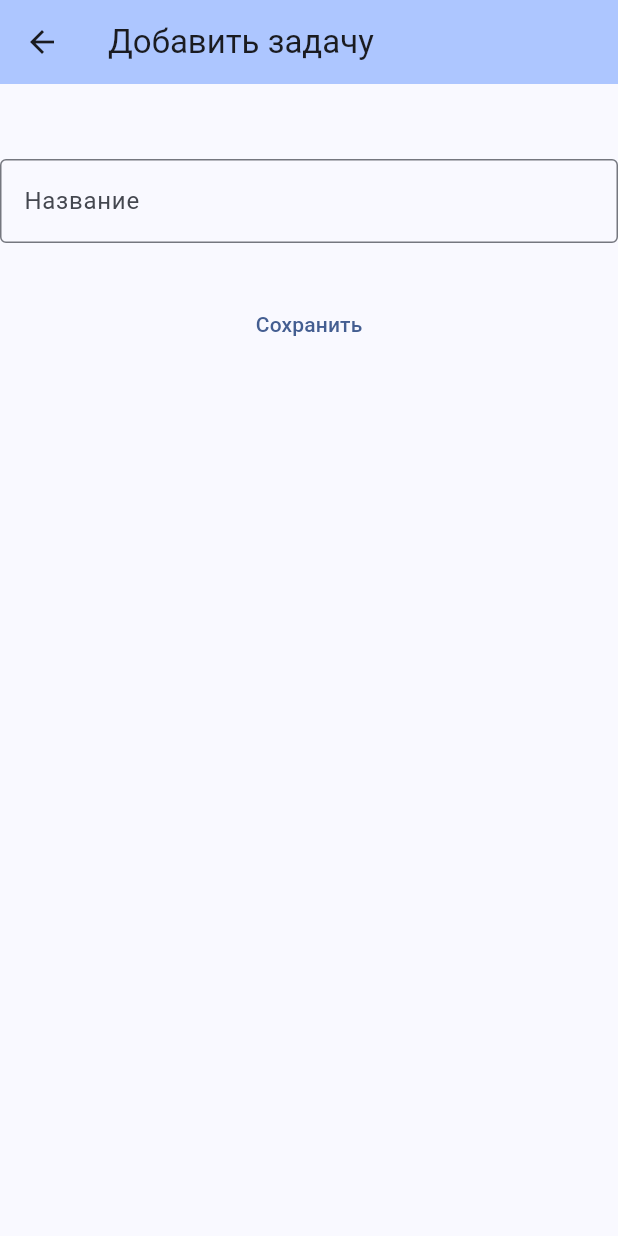
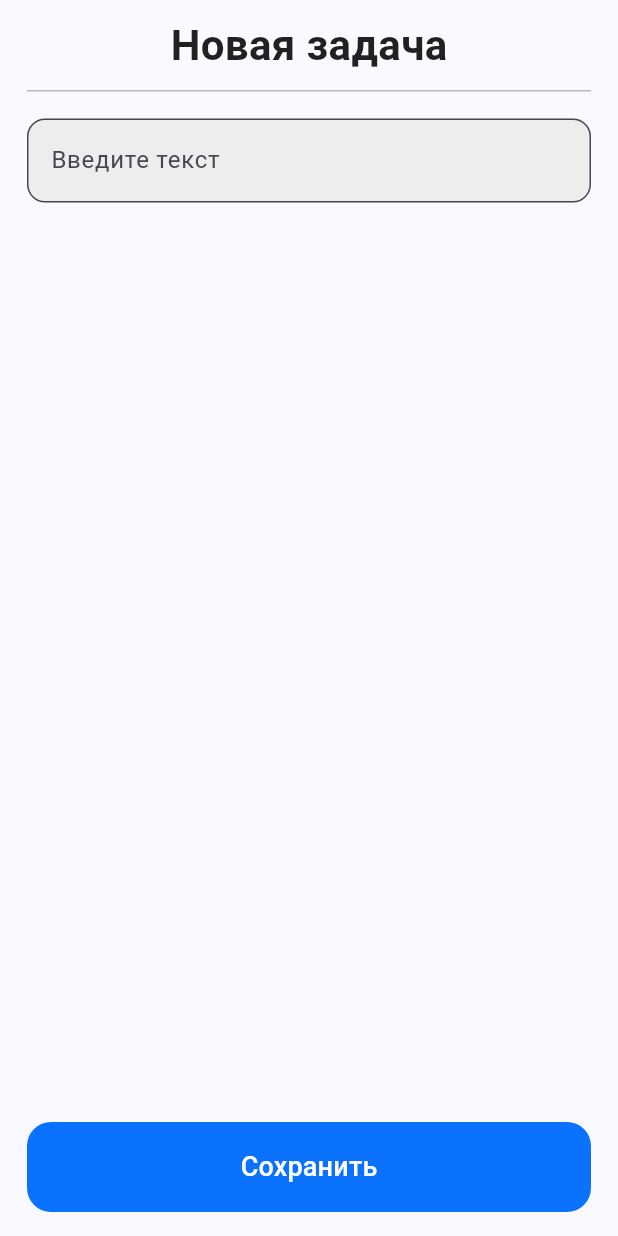
Before and after one commit to Aziza580/homework1_month3, a Flutter app: the MyHomePage screen opened directly, after a tap on the "add" icon, on a phone screen of 412 x 824 dp. Run offline on Flutter 3.47's test engine with Material 3 defaults, Android fonts, the phone set to English and light mode, and no system bars; our stand-ins replace flutter_bloc.

Commit message:
https://github.com/Aziza580/homework1_month3.git

```diff
--- /dev/null
+++ b/lib/add/add_state.dart
@@ -0,0 +1,16 @@
+class AddState {
+  final bool isSaved;
+  final String? errorText;
+
+  const AddState({required this.isSaved, this.errorText});
+
+//Начальное состояние
+  factory AddState.initial() => const AddState(isSaved: false, errorText: null);
+
+  AddState copyWith({
+    bool? isSaved,
+    String? errorText,
+  }) {
+    return AddState(isSaved: isSaved ?? this.isSaved, errorText: errorText);
+  }
+}
--- a/lib/add/add_todo_page.dart
+++ b/lib/add/add_todo_page.dart
@@ -1,8 +1,13 @@
 import 'package:flutter/material.dart';
+import 'package:to_do_list_month3/add/add_state.dart';
 import 'dart:async';
+import 'package:to_do_list_month3/add/add_view_model.dart';
+import 'package:to_do_list_month3/database/todo_repository.dart';
+import 'package:flutter_bloc/flutter_bloc.dart';
 
-class AddTodoPage extends StatefulWidget {
-  const AddTodoPage({super.key});
+class AddTodoPage extends StatefulWidget{
+  final TodoRepository repo;
+  const AddTodoPage({super.key, required this.repo});
 
   @override
   State<StatefulWidget> createState() => _AddTodoPage();
@@ -11,52 +16,101 @@ class AddTodoPage extends StatefulWidget {
 class _AddTodoPage extends State<AddTodoPage> {
   TextEditingController _textEditingController = TextEditingController();
   late Timer _timer;
-
+  late final AddCubit cubit;
 
   @override
   void initState() {
-    // TODO: implement initState
     super.initState();
-    //Срабатывает один раз и инициализируем задачу
-    //К примеру: запрашивать данные с сервера, локально с б.д.
-    //
-    print('AddTodoPage - initState');
     _timer = Timer.periodic(const Duration(seconds: 1), (_) {
       final date = DateTime.now();
-      print('${date.minute}:${date.second}');
+      print("${date.minute}:${date.second}");
     });
+    final vm = AddViewModel(repo: widget.repo);
+    cubit = AddCubit(vm: vm);
+
   }
 
   @override
   void didChangeDependencies() {
     // TODO: implement didChangeDependencies
     super.didChangeDependencies();
-    //Когда меняется тема, язык приложения
-    print('AddTodoPages - didChangeDependecies');
+    print("AddTodoPage - didChangeDependecies");
   }
 
   @override
   Widget build(BuildContext context) {
-    //Рисует нам ui и срабвтывает постоянно при
-    print('AddTodoPage - build');
-   return Scaffold(
-    appBar: AppBar(
-      backgroundColor: Theme.of(context).colorScheme.inversePrimary,
-      title: Text('Добавить задачу'),
+    print("AddTodoPage - build");
+    return BlocProvider(
+      create: (_) => cubit,
+      child: BlocListener<AddCubit, AddState>(
+        listener: (context, state) {
+          if (state.isSaved) {
+            Navigator.of(context).pop(true);
+          }
+        },
+     child: Scaffold(
+      body: SafeArea(
+        child: Padding(padding: const EdgeInsets.symmetric(horizontal: 18),
+        child: Column(
+          children: [
+            const SizedBox(height: 10),
+              const Text(
+                'Новая задача',
+                style: TextStyle(
+                  fontSize: 28,
+                  fontWeight: FontWeight.w600,
+                  color: Colors.black87,
                 ),
-    body:  Column(
-      children: [
-        SizedBox(height: 50),
-        TextField(
+              ),
+              const SizedBox(height: 10),
+              Container(height: 1, color: Colors.black26),
+              const SizedBox(height: 18),
+
+              BlocBuilder<AddCubit, AddState> (
+                builder: (context, state) {
+                  return TextField(
                     controller: _textEditingController,
                     decoration: InputDecoration(
-            border: OutlineInputBorder(),
-            labelText: 'Название',
+                      hintText: 'Введите текст',
+                      filled: true,
+                      fillColor: const Color(0xFFEDEDED),
+                      errorText: state.errorText,
+                      border: OutlineInputBorder(
+                        borderRadius: BorderRadius.circular(12),
                         ),
                     ),
-        SizedBox(height: 30),
-        TextButton(onPressed: () => Navigator.of(context).pop(_textEditingController.text), child: Text('Сохранить')),
+                  );
+                },
+                ),
+
+           const Spacer(),
+           SizedBox(
+                width: double.infinity,
+                height: 60,
+                child: ElevatedButton.icon(
+                  onPressed: () {
+                   context.read<AddCubit>().save(_textEditingController.text);
+                  },
+                  label: const Text(
+                    'Сохранить',
+                    style: TextStyle(fontSize: 18, fontWeight: FontWeight.w500),
+                  ),
+                  style: ElevatedButton.styleFrom(
+                    backgroundColor: const Color(0xFF0A72FF),
+                    foregroundColor: Colors.white,
+                    shape: RoundedRectangleBorder(
+                      borderRadius: BorderRadius.circular(16),
+                    ),
+                    elevation: 0,
+                  ),
+                ),
+              ),
+              const SizedBox(height: 16)
           ],
+        ),
+        ),
+        ),
+    ),
     ),
     );
   }
@@ -65,25 +119,23 @@ class _AddTodoPage extends State<AddTodoPage> {
   void didUpdateWidget(covariant AddTodoPage oldWidget) {
     // TODO: implement didUpdateWidget
     super.didUpdateWidget(oldWidget);
-    print('AddTodoPage - didUpdateWidget');
+    print("AddTodoPage - didUpdateWidget");
   }
 
   @override
   void deactivate() {
     // TODO: implement deactivate
     super.deactivate();
-    //НЕ используется
-    print('AddTodoPage - deactivate');
+    print("AddTodoPage - deactivate");
   }
 
   @override
   void dispose() {
     // TODO: implement dispose
     super.dispose();
-    //Здесь выключаем все таймеры, подписки (Stream)
     //Закрывать все фоновые задачи
-    print('AddTodoPage - dispose');
+    print("AddTodoPage - dispose");
     _timer.cancel();
-    _textEditingController.clear();
+    _textEditingController.dispose();
   }
 }
--- /dev/null
+++ b/lib/add/add_view_model.dart
@@ -0,0 +1,35 @@
+import 'package:to_do_list_month3/add/add_state.dart';
+import 'package:to_do_list_month3/database/todo_repository.dart';
+import 'package:to_do_list_month3/todo.dart';
+import 'package:flutter_bloc/flutter_bloc.dart';
+
+class AddViewModel {
+  final TodoRepository repo;
+
+  const AddViewModel({required this.repo});
+
+  Future<void> save(String title) async {
+    final newTodo = Todo(
+      id: DateTime.now().microsecondsSinceEpoch,
+      title: title,
+      date: '18.02.28',
+      isDone: false);
+      await repo.addTodo(newTodo);
+  }
+}
+
+class AddCubit extends Cubit<AddState> {
+  final AddViewModel vm;
+
+  AddCubit({required this.vm}) : super(AddState.initial());
+
+  Future<void> save(String text) async {
+    if (text.isEmpty) {
+      emit(state.copyWith(errorText: 'Заполните поле'));
+      return;
+    }
+    await vm.save(text);
+
+    emit(state.copyWith(isSaved: true, errorText: null));
+  }
+}
--- a/lib/home/home_page.dart
+++ b/lib/home/home_page.dart
@@ -1,8 +1,15 @@
 import 'package:flutter/material.dart';
 import 'package:to_do_list_month3/add/add_todo_page.dart';
+import 'package:to_do_list_month3/database/app_database.dart';
+import 'package:to_do_list_month3/database/todo_repository.dart';
+import 'package:to_do_list_month3/home/home_state.dart';
+import 'package:to_do_list_month3/home/home_view_model.dart';
+import 'package:flutter_bloc/flutter_bloc.dart';
+import 'todo_tile.dart';
 
 class MyHomePage extends StatefulWidget {
   const MyHomePage({super.key, required this.title});
+
   final String title;
 
   @override
@@ -10,126 +17,211 @@ class MyHomePage extends StatefulWidget {
 }
 
 class _MyHomePageState extends State<MyHomePage> {
-  int _counter = 0;
-  final List<Task> tasks = []; //[] - изначально пустой список
-  final String date = '10.02.26';
-
-  void _incrementCounter() {
-    setState(() {
-      _counter++;
-    });
-  }
+  late final HomeCubit cubit;
+  late final TodoRepositoryImpl repo;
 
   @override
-  Widget build(BuildContext context) {
-    print('MyHomepage - build');
-    return Scaffold(
-      appBar: AppBar(
-        backgroundColor: Theme.of(context).colorScheme.inversePrimary,
-        title: Text(widget.title),
-      ),
-      body: ListView.builder(
-        padding: const EdgeInsets.all(12),
-        itemCount: tasks.length, //Сколько задач
-        itemBuilder: (context, index) {
-          final task = tasks [index];
-
-          return Card(
-            color: Colors.blueAccent,
-            child: Padding(
-              padding: EdgeInsets.all(15),
-              child: Column(
-                  crossAxisAlignment: CrossAxisAlignment.start,
-                  children: [
-                    Text(task.title, style: TextStyle(decoration: task.isDone ? TextDecoration.lineThrough : TextDecoration.none, fontSize: 20, color: Colors.white),
-                    ), //TextDecoration.lineThrough - это зачеркивает текст
-                    Text(task.date, style: TextStyle(fontSize: 12,color: Colors.white),
-                    ),
-                    SizedBox(height: 10),
-
-                     //ElevatedButton.icon(
-                     FloatingActionButton(
-                        onPressed: () {
-                          setState(() {
-                            tasks[index].isDone = !tasks[index].isDone;
-                          });
-                        },//icon
-                         child: Icon(task.isDone ? Icons.check_box : Icons.check_box_outline_blank),
-                         //task.isDone - меняется только эта задача, а не все
-                        //label: Text(''),
-                        //style: ElevatedButton.styleFrom(
-                        //),
-                        //),
-                     ),
-                  ],
-                ),
-              ),
-          );
-        },
-        ),
-      floatingActionButton: FloatingActionButton(
-        child: const Icon(Icons.add),
-        onPressed: () async {
-    final result = await Navigator.of(context).push(MaterialPageRoute(builder: (_) => const AddTodoPage()),
-    );
-    //push - открывает экран
-    //pop - закрывает экран и возвращает данные
-    //await - главеый экран ждет результат
-    if (result != null) {
-      setState(() {
-        tasks.add(
-          Task(
-            title: result,
-            date: '10.02.26')
-        );
-      });
-    }
-        }
-      ),
-    );
-  }
-
-   @override
   void initState() {
     // TODO: implement initState
     super.initState();
-    print('MyHomePage - initState');
+    final db = AppDatabase();
+    repo = TodoRepositoryImpl(db);
+    final vm = HomeViewModel(repo: repo);
+    cubit = HomeCubit(vm: vm);
+    //View попросил список
+    cubit.fetchList();
   }
 
   @override
   void didChangeDependencies() {
     // TODO: implement didChangeDependencies
     super.didChangeDependencies();
-    print('MyHomePage - didChangeDependecies');
+    //Когда меняется тема, язык приложения
+    print("MyHomePage - didChangeDependencies");
+  }
+
+  @override
+  Widget build(BuildContext context) {
+    return BlocProvider.value(
+      value: cubit,
+      child: Scaffold(
+      //   appBar: AppBar(
+      //   title: Text("Мои задачи"),
+      // ),
+       body: BlocBuilder<HomeCubit, HomeState>(
+        builder: (context, state) {
+          if (state.isEmpty) {
+            return Center(child: Text("У вас ни одной задачи!"));
+          }
+
+            return Scaffold(
+        body: SafeArea(
+          child: Padding(padding: const EdgeInsets.symmetric(horizontal: 18),
+          child: Column(
+            children: [
+              const SizedBox(height: 10),
+              const Text(
+                'Мои задачи',
+                style: TextStyle(
+                  fontSize: 28,
+                  fontWeight: FontWeight.w600,
+                  color: Colors.black87,
+                ),
+              ),
+              const SizedBox(height: 10),
+              Container(height: 1, color: Colors.black26),
+              const SizedBox(height: 18),
+
+              Expanded(
+                child: ListView.separated(
+                  itemCount: state.items.length,
+                  separatorBuilder: (_, __) => const SizedBox(height: 14),
+                  itemBuilder: (context, index) {
+                    final todoItem = state.items[index];
+                    return TodoTile(
+                      title: todoItem.title,
+                      dateText: todoItem.date,
+                      isDone: todoItem.isDone,
+                      onChanged: (v) {
+                       // setState(() => todoItem.isFinished = v;
+                      }
+                      );
+                  },
+                )
+                ),
+                const SizedBox(height: 14),
+              SizedBox(
+                width: double.infinity,
+                height: 60,
+                // child: ElevatedButton.icon(
+                //   onPressed: () {
+                //     _navigateToAddTodoPage(context);
+                //   },
+                //   icon: const Icon(Icons.add, size: 26),
+                //   label: const Text(
+                //     'Добавить задачу',
+                //     style: TextStyle(fontSize: 18, fontWeight: FontWeight.w500),
+                //   ),
+                //   style: ElevatedButton.styleFrom(
+                //     backgroundColor: const Color(0xFF0A72FF),
+                //     foregroundColor: Colors.white,
+                //     shape: RoundedRectangleBorder(
+                //       borderRadius: BorderRadius.circular(16),
+                //     ),
+                //     elevation: 0,
+                //   ),
+                // ),
+              ),
+              const SizedBox(height: 16),
+            ],
+          ),
+          )
+          ),
+          floatingActionButton: FloatingActionButton(
+            backgroundColor: Colors.blue,
+            child: const Icon(Icons.add, color: Colors.white),
+            onPressed: () async {
+              final result = await Navigator.push(
+                context,
+                MaterialPageRoute(builder: (_) => AddTodoPage(repo: repo),
+              ),
+              );
+              if (result == true) {
+                setState(() {
+                cubit.fetchList();
+                });
+              }
+            },
+            ),
+       );
+        },
+      ),
+      ),
+      );
+
+      //  return Scaffold(
+      //   body: SafeArea(
+      //     child: Padding(padding: const EdgeInsets.symmetric(horizontal: 18),
+      //     child: Column(
+      //       children: [
+      //         const SizedBox(height: 10),
+      //         const Text(
+      //           'Мои задачи',
+      //           style: TextStyle(
+      //             fontSize: 28,
+      //             fontWeight: FontWeight.w600,
+      //             color: Colors.black87,
+      //           ),
+      //         ),
+      //         const SizedBox(height: 10),
+      //         Container(height: 1, color: Colors.black26),
+      //         const SizedBox(height: 18),
+
+      //         Expanded(
+      //           child: ListView.separated(
+      //             itemCount: _todoList.length,
+      //             separatorBuilder: (_, __) => const SizedBox(height: 14),
+      //             itemBuilder: (context, index) {
+      //               final todoItem = _todoList[index];
+      //               return TodoTile(
+      //                 title: todoItem.title,
+      //                 dateText: todoItem.date,
+      //                 isDone: todoItem.isDone,
+      //                 onChanged: (v) {
+      //                  // setState(() => todoItem.isFinished = v;
+      //                 }
+      //                 );
+      //             },
+      //           )
+      //           ),
+      //           const SizedBox(height: 14),
+      //         SizedBox(
+      //           width: double.infinity,
+      //           height: 60,
+      //           child: ElevatedButton.icon(
+      //             onPressed: () {
+      //               _navigateToAddTodoPage(context);
+      //             },
+      //             icon: const Icon(Icons.add, size: 26),
+      //             label: const Text(
+      //               'Добавить задачу',
+      //               style: TextStyle(fontSize: 18, fontWeight: FontWeight.w500),
+      //             ),
+      //             style: ElevatedButton.styleFrom(
+      //               backgroundColor: const Color(0xFF0A72FF),
+      //               foregroundColor: Colors.white,
+      //               shape: RoundedRectangleBorder(
+      //                 borderRadius: BorderRadius.circular(16),
+      //               ),
+      //               elevation: 0,
+      //             ),
+      //           ),
+      //         ),
+      //         const SizedBox(height: 16),
+      //       ],
+      //     ),
+      //     )
+      //     ),
+      //  );
   }
 
   @override
   void didUpdateWidget(covariant MyHomePage oldWidget) {
-    // TODO: implement didUpdateWidget
     super.didUpdateWidget(oldWidget);
-    print('MyHomePage - didUpdateWidget');
+    print("MyHomePage - didUpdateWidget");
   }
 
   @override
   void deactivate() {
-    // TODO: implement deactivate
     super.deactivate();
-    print('MyHomePage - deactivate');
+    //НЕ используется
+    print("MyHomePage - deactivate");
   }
 
   @override
   void dispose() {
-    // TODO: implement dispose
     super.dispose();
-    print('MyHomePage - dispose');
+    //Здесь выключаем все таймеры, подписки (Stream)
+    print("MyHomePage - dispose");
   }
-
 }
-
-class Task {
-  final String title;
-  final String date;
-  bool isDone;
-
-  Task({required this.title, required this.date, this.isDone = false});
-}
--- /dev/null
+++ b/lib/home/home_view_model.dart
@@ -0,0 +1,37 @@
+import 'package:to_do_list_month3/database/todo_repository.dart';
+import 'package:to_do_list_month3/home/home_state.dart';
+import 'package:to_do_list_month3/todo.dart';
+import 'package:flutter_bloc/flutter_bloc.dart';
+
+//описываем viewModel
+class HomeViewModel {
+  final TodoRepository repo;
+
+  HomeViewModel({required this.repo});
+
+  Future<List<Todo>> fetchList() => repo.getList();
+
+}
+
+//Подвязываем viewMODEL с состоянием
+class HomeCubit extends Cubit<HomeState> {
+  final HomeViewModel vm;
+
+//При инициализации cubit фиксируем первоначальное состояние
+  HomeCubit({required this.vm}) : super(HomeState.initial());
+
+  Future<void> fetchList() async {
+    try {
+      final items = await vm.fetchList();
+      if (items.isEmpty) {
+      //поменять состояние
+      emit(state.copyWith(items: items, isEmpty: true));
+    } else {
+      //поменять состояние
+      emit(state.copyWith(items: items, isEmpty: false));
+    }
+    } catch (e){
+      //TODO: добавить состояние ошибки
+  }
+  }
+}
--- /dev/null
+++ b/lib/home/todo_tile.dart
@@ -0,0 +1,97 @@
+import 'package:flutter/material.dart';
+
+class TodoTile extends StatelessWidget {
+  final String title;
+  final String dateText;
+  final bool isDone;
+  final ValueChanged<bool> onChanged;
+
+  const TodoTile({
+    super.key,
+    required this.title,
+    required this.dateText,
+    required this.isDone,
+    required this.onChanged,
+  });
+
+  @override
+  Widget build(BuildContext context) {
+    return Container(
+      height: 74,
+      padding: const EdgeInsets.symmetric(horizontal: 16),
+      decoration: BoxDecoration(
+        color: const Color(0xFF0A72FF),
+        borderRadius: BorderRadius.circular(16),
+      ),
+      child: Row(
+        children: [
+          _SquareCheckbox(
+            value: isDone,
+            onChanged: onChanged,
+          ),
+          const SizedBox(width: 14),
+
+          Expanded(
+            child: Text(
+              title,
+              maxLines: 1,
+              overflow: TextOverflow.ellipsis,
+              style: TextStyle(
+                fontSize: 18,
+                color: Colors.white,
+                decoration: isDone ? TextDecoration.lineThrough : null,
+                decorationColor: Colors.white,
+                decorationThickness: 2,
+              ),
+            ),
+          ),
+
+          const SizedBox(width: 10),
+          Row(
+            mainAxisSize: MainAxisSize.min,
+            children: [
+              const Icon(Icons.calendar_month, color: Colors.white, size: 18),
+              const SizedBox(width: 6),
+              Text(
+                dateText,
+                style: const TextStyle(
+                  color: Colors.white,
+                  fontSize: 14,
+                  fontWeight: FontWeight.w500,
+                ),
+              ),
+            ],
+          ),
+        ],
+      ),
+    );
+  }
+}
+
+
+class _SquareCheckbox extends StatelessWidget {
+  final bool value;
+  final ValueChanged<bool> onChanged;
+
+  const _SquareCheckbox({required this.value, required this.onChanged});
+
+  @override
+  Widget build(BuildContext context) {
+    return InkWell(
+      borderRadius: BorderRadius.circular(6),
+      onTap: () => onChanged(!value),
+      child: Container(
+        width: 28,
+        height: 28,
+        decoration: BoxDecoration(
+          color: const Color(0xFFEDEDED),
+          borderRadius: BorderRadius.circular(6),
+          border: Border.all(color: Colors.black87, width: 2),
+        ),
+        child: value
+            ? const Icon(Icons.check, size: 20, color: Colors.black87)
+            : null,
+      ),
+    );
+  }
+}
--- /dev/null
+++ b/lib/todo.dart
@@ -0,0 +1,18 @@
+class Todo {
+  final int id;
+  final String title;
+  final String date;
+  final bool isDone;
+ // ColorRgb color = ColorRgb(r: 245, b: 44, g: 100, alpha: 1);
+
+ const Todo({required this.id, required this.title, required this.date, required this.isDone});
+}
+
+class ColorRgb {
+  final int r;
+  final int g;
+  final int b;
+  final int alpha;
+
+  const ColorRgb({required this.r, required this.b, required this.g, required this.alpha});
+}
--- a/pubspec.yaml
+++ b/pubspec.yaml
@@ -14,6 +14,7 @@ dev_dependencies:
   flutter_test:
     sdk: flutter
   flutter_lints: ^6.0.0
+  flutter_bloc: ^9.1.1
 
 flutter:
   uses-material-design: true
```
Also changed, not shown: lib/database/app_database.dart (added, +28 -0 lines), lib/database/todo_repository.dart (added, +23 -0 lines), lib/home/home_state.dart (added, +18 -0 lines), lib/settings/settings_page.dart (added), pubspec.lock. Lines whose indentation alone changed are shown as unchanged.
